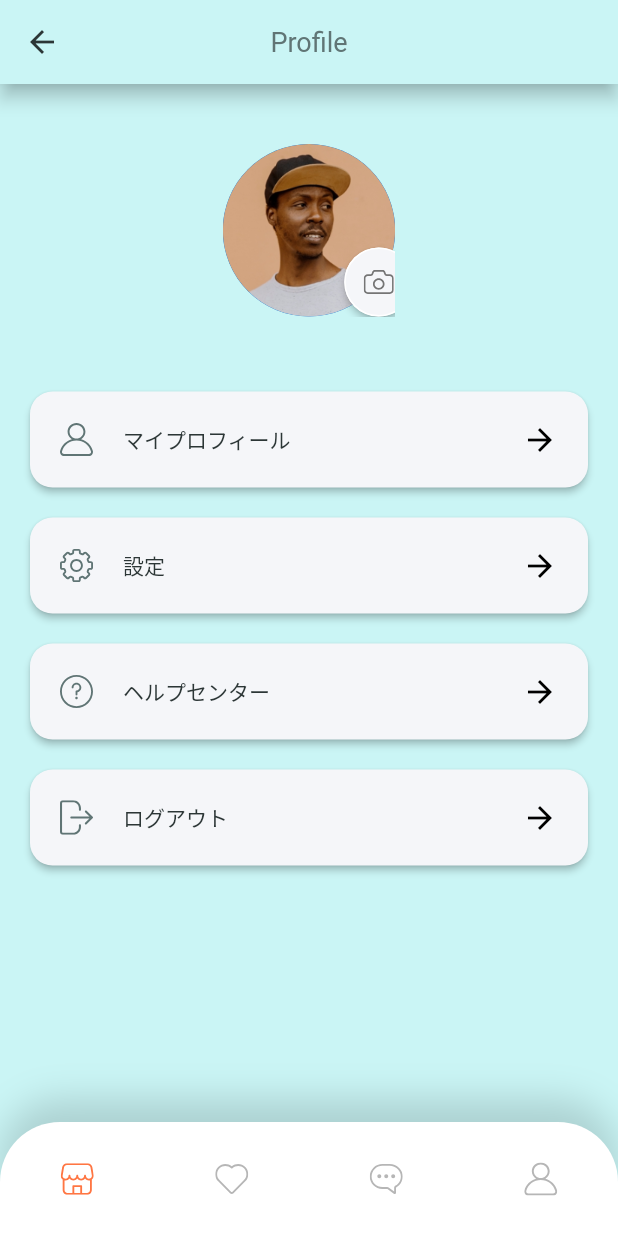
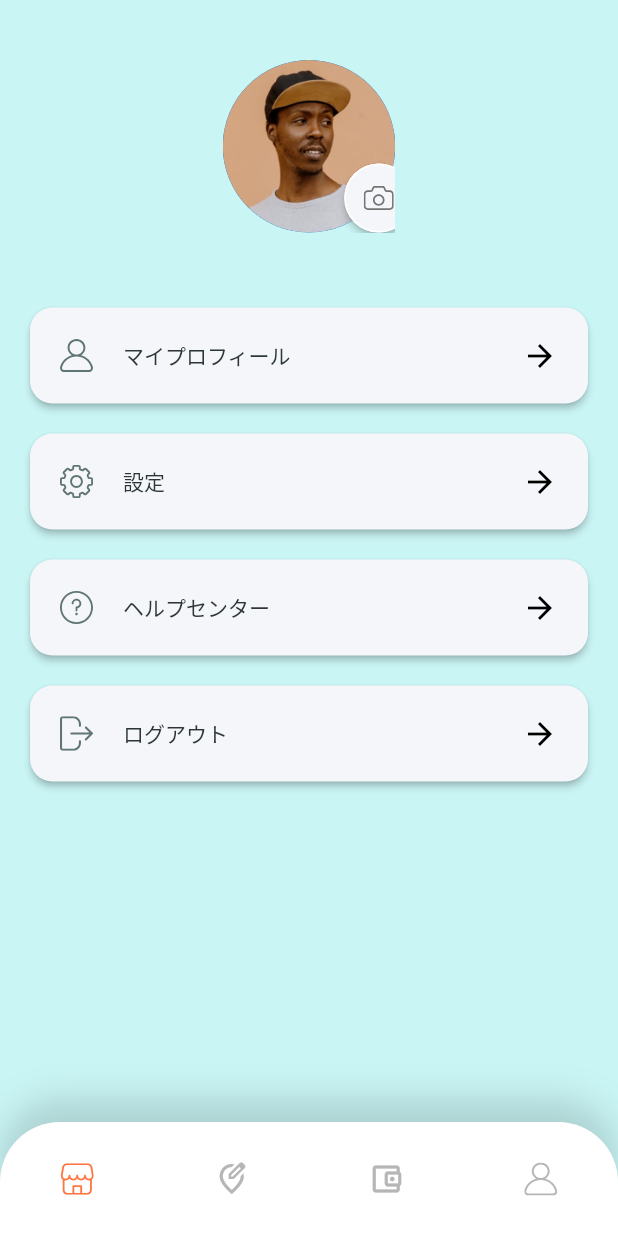
Before and after one commit to FikaStudio-code/EmanciApp, a Flutter app: the ProfileScreen screen opened by its route, on a phone screen of 412 x 824 dp. Run offline on Flutter 3.47's test engine with Material 2 defaults, Android fonts, the phone set to English and light mode, and no system bars; our stand-ins replace flutter_svg.

```diff
--- a/lib/components/custom_bottom_nav_bar.dart
+++ b/lib/components/custom_bottom_nav_bar.dart
@@ -1,13 +1,14 @@
 import 'package:e_commerce/constants.dart';
 import 'package:e_commerce/enums.dart';
+import 'package:e_commerce/screens/counselor/counselor_screen.dart';
 import 'package:e_commerce/screens/home/home_screen.dart';
 import 'package:e_commerce/screens/profile/profile_screen.dart';
+import 'package:e_commerce/screens/wallet/wallet_screen.dart';
 import 'package:flutter/material.dart';
 import 'package:flutter_svg/flutter_svg.dart';
 
 class CustomBottomNavBar extends StatelessWidget {
-  const CustomBottomNavBar({Key? key, required this.selectedMenu})
-      : super(key: key);
+  CustomBottomNavBar({Key? key, required this.selectedMenu}) : super(key: key);
 
   final MenuState selectedMenu;
 
@@ -43,18 +44,22 @@ class CustomBottomNavBar extends StatelessWidget {
             },
           ),
           IconButton(
-            icon: SvgPicture.asset("assets/icons/Heart Icon.svg"),
-            color: MenuState.favorite == selectedMenu
+            icon: Icon(Icons.edit_location_outlined),
+            color: MenuState.counselor == selectedMenu
                 ? kPrimaryColor
                 : inActiveIconColor,
-            onPressed: () {},
+            onPressed: () {
+              Navigator.pushNamed(context, CounselorScreen.routeName);
+            },
           ),
           IconButton(
-            icon: SvgPicture.asset("assets/icons/Chat bubble Icon.svg"),
-            color: MenuState.message == selectedMenu
+            icon: Icon(Icons.account_balance_wallet_outlined),
+            color: MenuState.wallet == selectedMenu
                 ? kPrimaryColor
                 : inActiveIconColor,
-            onPressed: () {},
+            onPressed: () {
+              Navigator.pushNamed(context, WalletScreen.routeName);
+            },
           ),
           IconButton(
             icon: SvgPicture.asset("assets/icons/User Icon.svg"),
--- a/lib/enums.dart
+++ b/lib/enums.dart
@@ -1 +1 @@
-enum MenuState { home, favorite, message, profile }
+enum MenuState { home, counselor, wallet, profile }
--- a/lib/main.dart
+++ b/lib/main.dart
@@ -1,4 +1,5 @@
 import 'package:e_commerce/routes.dart';
+import 'package:e_commerce/screens/home/home.dart';
 import 'package:e_commerce/screens/splash/splash_screen.dart';
 import 'package:e_commerce/theme.dart';
 import 'package:flutter/material.dart';
@@ -15,7 +16,8 @@ class MyApp extends StatelessWidget {
       debugShowCheckedModeBanner: false,
       title: 'Flutter Demo',
       theme: theme(),
-      initialRoute: SplashScreen.routeName,
+      initialRoute: Hoge.routeName,
+      home: Hoge(),
       routes: routes,
     );
   }
--- a/lib/routes.dart
+++ b/lib/routes.dart
@@ -1,11 +1,14 @@
 import 'package:e_commerce/screens/complete_profile/complete_profile_screen.dart';
+import 'package:e_commerce/screens/counselor/counselor_screen.dart';
 import 'package:e_commerce/screens/forgot_password/forgot_password_screen.dart';
+import 'package:e_commerce/screens/home/home.dart';
 import 'package:e_commerce/screens/home/home_screen.dart';
 import 'package:e_commerce/screens/login_success/login_success_screen.dart';
 import 'package:e_commerce/screens/profile/profile_screen.dart';
 import 'package:e_commerce/screens/sign_in/sign_in_screen.dart';
 import 'package:e_commerce/screens/sign_up/sign_up_screen.dart';
 import 'package:e_commerce/screens/splash/splash_screen.dart';
+import 'package:e_commerce/screens/wallet/wallet_screen.dart';
 import 'package:flutter/widgets.dart';
 
 final Map<String, WidgetBuilder> routes = {
@@ -16,5 +19,9 @@ final Map<String, WidgetBuilder> routes = {
   SignUpScreen.routeName: (context) => SignUpScreen(),
   CompleteProfileScreen.routeName: (context) => CompleteProfileScreen(),
   HomeScreen.routeName: (context) => HomeScreen(),
+  //Home.routeName: (context) => Home(),
+  Hoge.routeName: (context) => Hoge(),
+  CounselorScreen.routeName: (context) => CounselorScreen(),
+  WalletScreen.routeName: (context) => WalletScreen(),
   ProfileScreen.routeName: (context) => ProfileScreen(),
 };
--- a/lib/screens/login_success/components/body.dart
+++ b/lib/screens/login_success/components/body.dart
@@ -1,5 +1,6 @@
 import 'package:e_commerce/components/default_button.dart';
 import 'package:e_commerce/constants.dart';
+import 'package:e_commerce/screens/home/home.dart';
 import 'package:e_commerce/screens/home/home_screen.dart';
 import 'package:e_commerce/size_config.dart';
 import 'package:flutter/material.dart';
@@ -24,10 +25,10 @@ class Body extends StatelessWidget {
         SizedBox(
             width: SizeConfig.screenWidth * 0.6,
             child: DefaultButton(
-                text: "Back to home",
+                text: "続ける",
                 color: kPrimaryColor,
                 press: () {
-                  Navigator.pushNamed(context, HomeScreen.routeName);
+                  Navigator.pushNamed(context, Hoge.routeName);
                 })),
         Spacer(),
       ],
--- a/lib/screens/profile/profile_screen.dart
+++ b/lib/screens/profile/profile_screen.dart
@@ -11,7 +11,6 @@ class ProfileScreen extends StatelessWidget {
   Widget build(BuildContext context) {
     SizeConfig().init(context);
     return Scaffold(
-      appBar: AppBar(title: Text("Profile")),
       body: Body(),
       bottomNavigationBar: CustomBottomNavBar(
         selectedMenu: MenuState.profile,
--- a/lib/screens/sign_in/components/sign_form.dart
+++ b/lib/screens/sign_in/components/sign_form.dart
@@ -3,6 +3,7 @@ import 'package:e_commerce/components/form_error.dart';
 import 'package:e_commerce/screens/forgot_password/forgot_password_screen.dart';
 import 'package:e_commerce/screens/home/home_screen.dart';
 import 'package:e_commerce/screens/login_success/login_success_screen.dart';
+import 'package:e_commerce/screens/splash/splash_screen.dart';
 import 'package:flutter/material.dart';
 import 'package:http/http.dart';
 import 'dart:convert';
@@ -76,7 +77,7 @@ class _SignFormState extends State<SignForm> {
                       Navigator.pushNamed(
                           context, LoginSuccessScreen.routeName);
                     } else if (res.statusCode != 200) {
-                      Navigator.pushNamed(context, HomeScreen.routeName);
+                      Navigator.pushNamed(context, SplashScreen.routeName);
                     }
                   }
                 })
```
Also changed, not shown: lib/screens/counselor/counselor_screen.dart (added, +16 -0 lines), lib/screens/home/home.dart (added, +70 -0 lines), lib/screens/wallet/wallet_screen.dart (added, +15 -0 lines).
